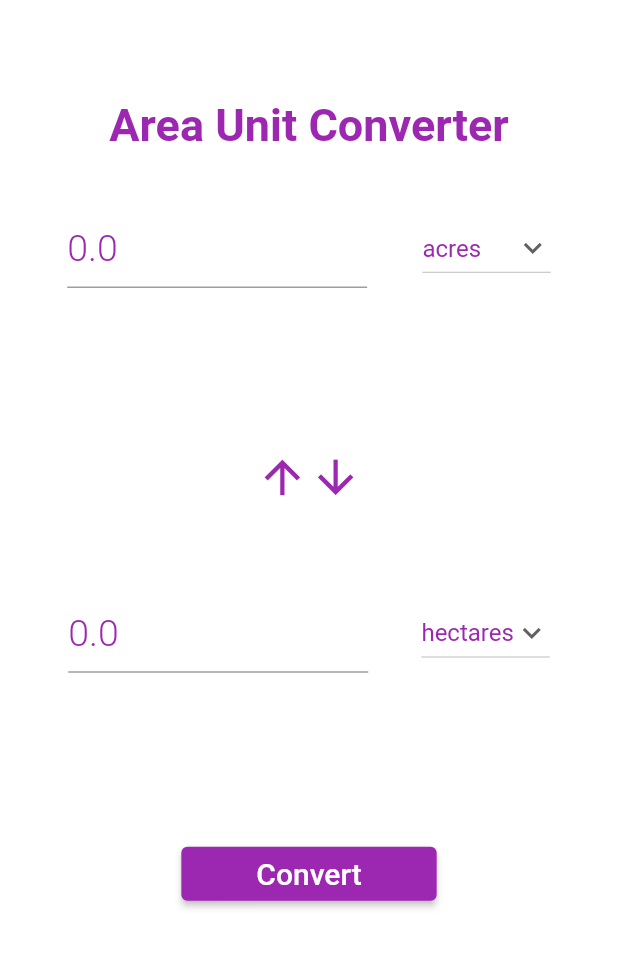
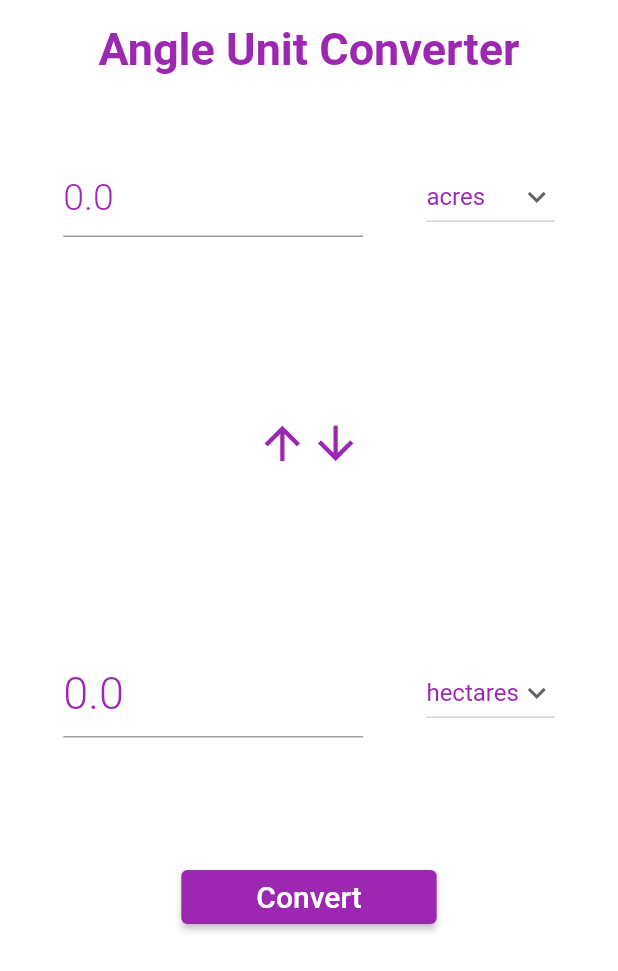
Before and after one commit to PratikAmonkar/Unit-Calculator, a Flutter app: the AreaCategoryPage screen opened directly, on a phone screen of 412 x 824 dp. Shown: the top 971 px of the screen. Run offline on Flutter 3.47's test engine with Material 2 defaults, Android fonts, the phone set to English and light mode, and no system bars.

Commit message:
support responsive ui and orientation

```diff
--- a/lib/screens/common/area_category_page.dart
+++ b/lib/screens/common/area_category_page.dart
@@ -1,5 +1,4 @@
 import 'package:flutter/material.dart';
-import 'package:flutter/services.dart';
 import 'package:unit_converter/functions/area_unit_convert.dart';
 import 'package:unit_converter/widgets/alertbox_widget.dart';
 
@@ -29,27 +28,25 @@ class _AngleCategoryPageState extends State<AreaCategoryPage> {
 
   @override
   Widget build(BuildContext context) {
+    var deviceWidth = MediaQuery.of(context).size.width;
+    var deviceHeight = MediaQuery.of(context).size.height;
+    final bool isPortrait =
+        MediaQuery.of(context).orientation == Orientation.portrait;
+
     return Scaffold(
       backgroundColor: Colors.white,
-      appBar: AppBar(
-        backgroundColor: Colors.white,
-        elevation: 0.0,
-        centerTitle: true,
-        systemOverlayStyle: const SystemUiOverlayStyle(
-          statusBarColor: Colors.white,
-          statusBarIconBrightness: Brightness.dark,
-        ),
-      ),
-      body: SingleChildScrollView(
+      body: SafeArea(
+        child: SizedBox(
+          width: deviceWidth,
+          height: deviceHeight,
           child: Column(
             children: [
               const Padding(
                 padding: EdgeInsets.only(
-                top: 10.0,
-                bottom: 30,
+                  top: 15.0,
                 ),
                 child: Text(
-                "Area Unit Converter",
+                  "Angle Unit Converter",
                   style: TextStyle(
                     fontSize: 30.0,
                     fontWeight: FontWeight.bold,
@@ -57,9 +54,10 @@ class _AngleCategoryPageState extends State<AreaCategoryPage> {
                   ),
                 ),
               ),
-            Padding(
-              padding: const EdgeInsets.all(8.0),
-              child: Row(
+              SizedBox(
+                height: deviceHeight / 15,
+              ),
+              Row(
                 mainAxisAlignment: MainAxisAlignment.spaceEvenly,
                 children: [
                   SizedBox(
@@ -108,15 +106,14 @@ class _AngleCategoryPageState extends State<AreaCategoryPage> {
                   ),
                 ],
               ),
-            ),
-            const SizedBox(
-              height: 50.0,
-            ),
-            Padding(
-              padding: const EdgeInsets.only(top: 50.0),
+              SizedBox(
+                height: isPortrait ? deviceHeight / 3 : deviceHeight / 4,
                 child: Row(
                   mainAxisAlignment: MainAxisAlignment.center,
                   children: const [
+                    SizedBox(
+                      height: 20,
+                    ),
                     Icon(
                       Icons.arrow_upward,
                       size: 35.5,
@@ -130,12 +127,7 @@ class _AngleCategoryPageState extends State<AreaCategoryPage> {
                   ],
                 ),
               ),
-            const SizedBox(
-              height: 50.0,
-            ),
-            Padding(
-              padding: const EdgeInsets.all(10.0),
-              child: Row(
+              Row(
                 mainAxisAlignment: MainAxisAlignment.spaceEvenly,
                 children: [
                   SizedBox(
@@ -151,7 +143,7 @@ class _AngleCategoryPageState extends State<AreaCategoryPage> {
                       decoration: const InputDecoration(
                         hintText: "0.0",
                         hintStyle: TextStyle(
-                          fontSize: 25,
+                          fontSize: 30,
                           fontWeight: FontWeight.w300,
                           color: Colors.purple,
                         ),
@@ -184,9 +176,8 @@ class _AngleCategoryPageState extends State<AreaCategoryPage> {
                   ),
                 ],
               ),
-            ),
-            const SizedBox(
-              height: 100.0,
+              SizedBox(
+                height: deviceHeight / 10,
               ),
               ElevatedButton(
                 onPressed: () {
@@ -208,7 +199,9 @@ class _AngleCategoryPageState extends State<AreaCategoryPage> {
             ],
           ),
         ),
+      ),
     );
+
   }
 
   void convertData() {
--- a/pubspec.yaml
+++ b/pubspec.yaml
@@ -15,7 +15,7 @@ publish_to: 'none' # Remove this line if you wish to publish to pub.dev
 # In iOS, build-name is used as CFBundleShortVersionString while build-number used as CFBundleVersion.
 # Read more about iOS versioning at
 # https://developer.apple.com/library/archive/documentation/General/Reference/InfoPlistKeyReference/Articles/CoreFoundationKeys.html
-version: 2.0.0+1
+version: 2.1.0+1
 
 environment:
   sdk: ">=2.16.1 <3.0.0"
```
Also changed, not shown: lib/screens/common/data_category_page.dart (+26 -33 lines), lib/screens/common/length_category_page.dart (+26 -34 lines), lib/screens/common/mass_category_page.dart (+25 -35 lines), lib/screens/common/temperature_category_page.dart (+28 -33 lines), lib/screens/common/time_category_page.dart (+29 -36 lines), lib/screens/common/volume_category_page.dart (+28 -36 lines), 6 other files. Lines whose indentation alone changed are shown as unchanged.
